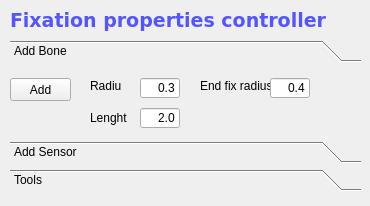
GeneCraft/GeneCraft-Project, file src/genelab/core/ui/widgets/entities/fixationproperties.ui: the form before one commit.
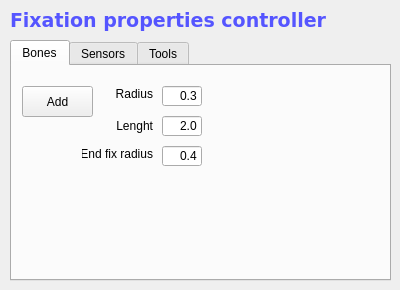
The form after the commit. The open tabs and pages were chosen to show the change. Icons and pictures are not drawn.

Commit message:
~ Mise à jour de l'interface graphique du creature viewer et des widgets liés (icons, réorganisation, adaptation du browser de shape, gestion des sensors (marche pas encore sur la root fix), fenêtre à propos, ...)
+ Création du moteur des entités

+ Création de la classe sensor et du sensor de position egocentrée (lors de l'ajout de celui-ci sur une fixation, il ecrit dans la console lors de son step)

Diff of the .ui file:
```diff
--- a/src/genelab/core/ui/widgets/entities/fixationproperties.ui
+++ b/src/genelab/core/ui/widgets/entities/fixationproperties.ui
@@ -6,8 +6,8 @@
    <rect>
     <x>0</x>
     <y>0</y>
-    <width>370</width>
-    <height>206</height>
+    <width>400</width>
+    <height>290</height>
    </rect>
   </property>
   <property name="windowTitle">
@@ -38,48 +38,40 @@
     <string>Fixation properties controller</string>
    </property>
   </widget>
-  <widget class="QToolBox" name="toolBox">
+  <widget class="QTabWidget" name="tabWidget_2">
    <property name="geometry">
     <rect>
      <x>10</x>
      <y>40</y>
-     <width>351</width>
-     <height>151</height>
+     <width>381</width>
+     <height>241</height>
     </rect>
    </property>
-   <property name="styleSheet">
-    <string notr="true">border-color: rgb(77, 71, 255);</string>
-   </property>
    <property name="currentIndex">
     <number>2</number>
    </property>
-   <widget class="QWidget" name="page">
-    <property name="geometry">
-     <rect>
-      <x>0</x>
-      <y>0</y>
-      <width>351</width>
-      <height>61</height>
-     </rect>
-    </property>
+   <widget class="QWidget" name="tab">
     <attribute name="icon">
      <iconset resource="../../ressources.qrc">
       <normaloff>:/img/icons/bone_add</normaloff>:/img/icons/bone_add</iconset>
     </attribute>
-    <attribute name="label">
-     <string>Add Bone</string>
+    <attribute name="title">
+     <string>Bones</string>
     </attribute>
-    <widget class="QLabel" name="label_4">
+    <widget class="QLineEdit" name="leAddBoneRadius">
      <property name="geometry">
       <rect>
-       <x>190</x>
-       <y>10</y>
-       <width>71</width>
-       <height>16</height>
+       <x>150</x>
+       <y>20</y>
+       <width>40</width>
+       <height>20</height>
       </rect>
      </property>
      <property name="text">
-      <string>End fix radius</string>
+      <string>0.3</string>
+     </property>
+     <property name="alignment">
+      <set>Qt::AlignRight|Qt::AlignTrailing|Qt::AlignVCenter</set>
      </property>
     </widget>
     <widget class="QLineEdit" name="leAddBoneEndFixRadius">
@@ -88,8 +80,8 @@
      </property>
      <property name="geometry">
       <rect>
-       <x>260</x>
-       <y>10</y>
+       <x>150</x>
+       <y>80</y>
        <width>40</width>
        <height>20</height>
       </rect>
@@ -101,53 +93,27 @@
       <set>Qt::AlignRight|Qt::AlignTrailing|Qt::AlignVCenter</set>
      </property>
     </widget>
-    <widget class="QLineEdit" name="leAddBoneRadius">
-     <property name="geometry">
-      <rect>
-       <x>130</x>
-       <y>10</y>
-       <width>40</width>
-       <height>20</height>
-      </rect>
-     </property>
-     <property name="text">
-      <string>0.3</string>
-     </property>
-     <property name="alignment">
-      <set>Qt::AlignRight|Qt::AlignTrailing|Qt::AlignVCenter</set>
-     </property>
-    </widget>
     <widget class="QLabel" name="label_3">
      <property name="geometry">
       <rect>
-       <x>80</x>
-       <y>40</y>
-       <width>46</width>
+       <x>90</x>
+       <y>50</y>
+       <width>51</width>
        <height>20</height>
       </rect>
      </property>
      <property name="text">
       <string>Lenght</string>
      </property>
-    </widget>
-    <widget class="QLabel" name="label_2">
-     <property name="geometry">
-      <rect>
-       <x>80</x>
-       <y>10</y>
-       <width>31</width>
-       <height>16</height>
-      </rect>
-     </property>
-     <property name="text">
-      <string>Radius</string>
+     <property name="alignment">
+      <set>Qt::AlignRight|Qt::AlignTrailing|Qt::AlignVCenter</set>
      </property>
     </widget>
     <widget class="QLineEdit" name="leAddBoneLenght">
      <property name="geometry">
       <rect>
-       <x>130</x>
-       <y>40</y>
+       <x>150</x>
+       <y>50</y>
        <width>40</width>
        <height>20</height>
       </rect>
@@ -159,13 +125,45 @@
       <set>Qt::AlignRight|Qt::AlignTrailing|Qt::AlignVCenter</set>
      </property>
     </widget>
+    <widget class="QLabel" name="label_4">
+     <property name="geometry">
+      <rect>
+       <x>70</x>
+       <y>80</y>
+       <width>71</width>
+       <height>16</height>
+      </rect>
+     </property>
+     <property name="text">
+      <string>End fix radius</string>
+     </property>
+     <property name="alignment">
+      <set>Qt::AlignRight|Qt::AlignTrailing|Qt::AlignVCenter</set>
+     </property>
+    </widget>
+    <widget class="QLabel" name="label_2">
+     <property name="geometry">
+      <rect>
+       <x>100</x>
+       <y>20</y>
+       <width>41</width>
+       <height>16</height>
+      </rect>
+     </property>
+     <property name="text">
+      <string>Radius</string>
+     </property>
+     <property name="alignment">
+      <set>Qt::AlignRight|Qt::AlignTrailing|Qt::AlignVCenter</set>
+     </property>
+    </widget>
     <widget class="QPushButton" name="pbAddBone">
      <property name="geometry">
       <rect>
-       <x>0</x>
-       <y>10</y>
-       <width>61</width>
-       <height>23</height>
+       <x>10</x>
+       <y>20</y>
+       <width>71</width>
+       <height>31</height>
       </rect>
      </property>
      <property name="text">
@@ -173,21 +171,13 @@
      </property>
     </widget>
    </widget>
-   <widget class="QWidget" name="page_2">
-    <property name="geometry">
-     <rect>
-      <x>0</x>
-      <y>0</y>
-      <width>351</width>
-      <height>61</height>
-     </rect>
-    </property>
+   <widget class="QWidget" name="tab_3">
     <attribute name="icon">
      <iconset resource="../../ressources.qrc">
       <normaloff>:/img/icons/img/icons/feed_add.png</normaloff>:/img/icons/img/icons/feed_add.png</iconset>
     </attribute>
-    <attribute name="label">
-     <string>Add Sensor</string>
+    <attribute name="title">
+     <string>Sensors</string>
     </attribute>
     <widget class="QPushButton" name="pbAddSensor">
      <property name="geometry">
@@ -228,20 +218,12 @@
      </item>
     </widget>
    </widget>
-   <widget class="QWidget" name="page_3">
-    <property name="geometry">
-     <rect>
-      <x>0</x>
-      <y>0</y>
-      <width>351</width>
-      <height>61</height>
-     </rect>
-    </property>
+   <widget class="QWidget" name="tab_4">
     <attribute name="icon">
      <iconset resource="../../ressources.qrc">
       <normaloff>:/img/icons/img/icons/wrench.png</normaloff>:/img/icons/img/icons/wrench.png</iconset>
     </attribute>
-    <attribute name="label">
+    <attribute name="title">
      <string>Tools</string>
     </attribute>
     <widget class="QPushButton" name="pbSetPosition">
```
Left out of the diff: 110 changed lines with no effect on the pictures. The commit also changes 43 other files.
